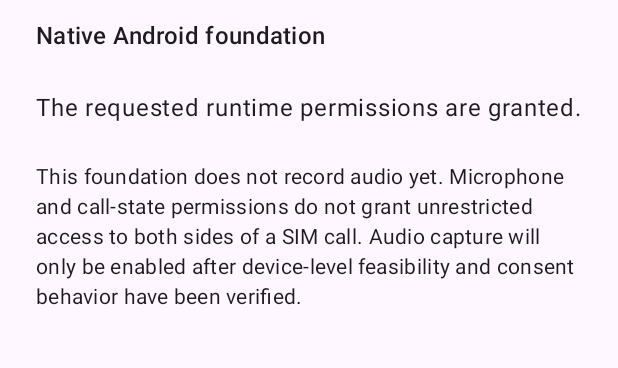
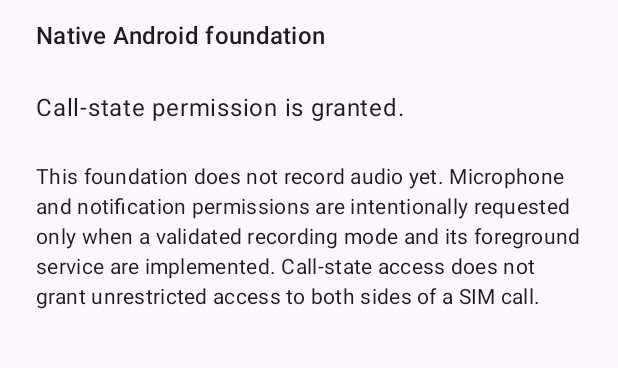
Before and after one commit to mojtaba-arvin/android-sim-call-recorder, an Android app built with Jetpack Compose: the screen it shows after launch (MainActivity), on a phone screen of 412 x 824 dp, the part 489-857 px from its top. Run offline under Robolectric (Android 15) with nearby library versions, the phone set to English and light mode, and no system bars; our stand-ins replace Dagger/Hilt's generated code.

Commit message:
fix: request runtime permissions just in time

```diff
--- a/app/src/main/java/com/mojtaba/simcallrecorder/MainActivity.kt
+++ b/app/src/main/java/com/mojtaba/simcallrecorder/MainActivity.kt
@@ -22,6 +22,7 @@ import androidx.compose.runtime.setValue
 import androidx.compose.ui.Modifier
 import androidx.compose.ui.unit.dp
 import com.mojtaba.simcallrecorder.core.permissions.CallPermissionManager
+import com.mojtaba.simcallrecorder.core.permissions.PermissionPurpose
 import dagger.hilt.android.AndroidEntryPoint
 import javax.inject.Inject
 
@@ -52,7 +53,7 @@ class MainActivity : ComponentActivity() {
                         missingPermissions = missingPermissions,
                         onRequestPermissions = {
                             permissionLauncher.launch(
-                                permissionManager.requestablePermissions().toTypedArray(),
+                                permissionManager.permissionsFor(PermissionPurpose.CALL_STATE).toTypedArray(),
                             )
                         },
                     )
@@ -69,7 +70,7 @@ class MainActivity : ComponentActivity() {
     }
 
     private fun refreshPermissionState() {
-        missingPermissions = permissionManager.missingRuntimePermissions()
+        missingPermissions = permissionManager.missingPermissions(PermissionPurpose.CALL_STATE)
     }
 }
 
@@ -96,9 +97,9 @@ private fun PermissionHomeScreen(
         Spacer(modifier = Modifier.height(24.dp))
         Text(
             text = if (missingPermissions.isEmpty()) {
-                "The requested runtime permissions are granted."
+                "Call-state permission is granted."
             } else {
-                "Runtime permissions are still missing."
+                "Call-state permission is required to observe SIM call transitions."
             },
             style = MaterialTheme.typography.bodyLarge,
         )
@@ -115,10 +116,10 @@ private fun PermissionHomeScreen(
         }
         Spacer(modifier = Modifier.height(24.dp))
         Text(
-            text = "This foundation does not record audio yet. Microphone and call-state " +
-                "permissions do not grant unrestricted access to both sides of a SIM call. " +
-                "Audio capture will only be enabled after device-level feasibility and consent " +
-                "behavior have been verified.",
+            text = "This foundation does not record audio yet. Microphone and notification permissions are " +
+                "intentionally requested only when a validated recording mode and its foreground " +
+                "service are implemented. Call-state access does not grant unrestricted access " +
+                "to both sides of a SIM call.",
             style = MaterialTheme.typography.bodyMedium,
         )
     }
--- a/app/src/main/java/com/mojtaba/simcallrecorder/core/permissions/CallPermissionManager.kt
+++ b/app/src/main/java/com/mojtaba/simcallrecorder/core/permissions/CallPermissionManager.kt
@@ -10,26 +10,37 @@ import javax.inject.Inject
 import javax.inject.Singleton
 
 /**
- * Runtime permissions used by the initial call-state and microphone foundation.
- *
- * These permissions do not grant access to privileged cellular call audio sources.
- * READ_CALL_LOG is intentionally excluded.
+ * Permission groups are requested only when the corresponding capability is entered.
+ * Holding RECORD_AUDIO or POST_NOTIFICATIONS is not required just to observe call state.
  */
+enum class PermissionPurpose {
+    CALL_STATE,
+    MICROPHONE_CAPTURE,
+    FOREGROUND_NOTIFICATIONS,
+}
+
 @Singleton
 class CallPermissionManager @Inject constructor(
     @ApplicationContext private val context: Context,
 ) {
-    fun requestablePermissions(): List<String> = buildList {
-        add(Manifest.permission.READ_PHONE_STATE)
-        add(Manifest.permission.RECORD_AUDIO)
+    fun permissionsFor(purpose: PermissionPurpose): List<String> =
+        when (purpose) {
+            PermissionPurpose.CALL_STATE ->
+                listOf(Manifest.permission.READ_PHONE_STATE)
 
-        if (Build.VERSION.SDK_INT >= Build.VERSION_CODES.TIRAMISU) {
-            add(Manifest.permission.POST_NOTIFICATIONS)
+            PermissionPurpose.MICROPHONE_CAPTURE ->
+                listOf(Manifest.permission.RECORD_AUDIO)
+
+            PermissionPurpose.FOREGROUND_NOTIFICATIONS ->
+                if (Build.VERSION.SDK_INT >= Build.VERSION_CODES.TIRAMISU) {
+                    listOf(Manifest.permission.POST_NOTIFICATIONS)
+                } else {
+                    emptyList()
+                }
         }
-    }
 
-    fun missingRuntimePermissions(): List<String> =
-        requestablePermissions().filterNot(::isGranted)
+    fun missingPermissions(purpose: PermissionPurpose): List<String> =
+        permissionsFor(purpose).filterNot(::isGranted)
 
     fun hasCallStatePermission(): Boolean =
         isGranted(Manifest.permission.READ_PHONE_STATE)
@@ -37,6 +48,10 @@ class CallPermissionManager @Inject constructor(
     fun hasMicrophonePermission(): Boolean =
         isGranted(Manifest.permission.RECORD_AUDIO)
 
+    fun hasNotificationPermission(): Boolean =
+        Build.VERSION.SDK_INT < Build.VERSION_CODES.TIRAMISU ||
+            isGranted(Manifest.permission.POST_NOTIFICATIONS)
+
     private fun isGranted(permission: String): Boolean =
         ContextCompat.checkSelfPermission(context, permission) ==
             PackageManager.PERMISSION_GRANTED
```
Also changed, not shown: 1 other file.
